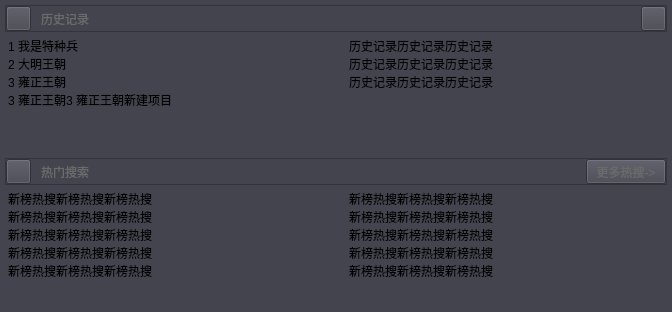
huizhang556/pc-video-player, file VideoPlayer/mainwidget/SearchForm.ui: the form before one commit.
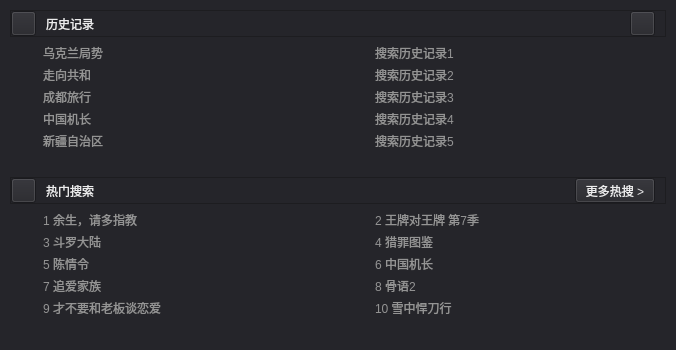
The form after the commit. Icons and pictures are not drawn.

Commit message: 添加历史记录

```diff
--- a/VideoPlayer/mainwidget/SearchForm.ui
+++ b/VideoPlayer/mainwidget/SearchForm.ui
@@ -6,43 +6,43 @@
    <rect>
     <x>0</x>
     <y>0</y>
-    <width>672</width>
-    <height>312</height>
+    <width>676</width>
+    <height>350</height>
    </rect>
   </property>
   <property name="minimumSize">
    <size>
-    <width>0</width>
-    <height>300</height>
+    <width>300</width>
+    <height>312</height>
    </size>
   </property>
   <property name="maximumSize">
    <size>
     <width>16777215</width>
-    <height>330</height>
+    <height>350</height>
    </size>
   </property>
   <property name="windowTitle">
    <string>Form</string>
   </property>
   <property name="styleSheet">
-   <string notr="true">background-color: #44444f;</string>
+   <string notr="true">background-color: #25252a;</string>
   </property>
   <layout class="QVBoxLayout" name="verticalLayout_2">
    <property name="spacing">
-    <number>5</number>
+    <number>10</number>
    </property>
    <property name="leftMargin">
-    <number>5</number>
+    <number>10</number>
    </property>
    <property name="topMargin">
-    <number>5</number>
+    <number>10</number>
    </property>
    <property name="rightMargin">
-    <number>5</number>
+    <number>10</number>
    </property>
    <property name="bottomMargin">
-    <number>5</number>
+    <number>10</number>
    </property>
    <item>
     <layout class="QVBoxLayout" name="verticalLayout">
@@ -108,7 +108,7 @@
             <property name="styleSheet">
              <string notr="true">QLabel
 {
-color: rgb(107, 107, 107);
+color:#ececed;
 font: 11pt &quot;楷体&quot;;
 }</string>
             </property>
@@ -152,6 +152,22 @@
             </property>
            </widget>
           </item>
+          <item>
+           <spacer name="horizontalSpacer_3">
+            <property name="orientation">
+             <enum>Qt::Horizontal</enum>
+            </property>
+            <property name="sizeType">
+             <enum>QSizePolicy::Fixed</enum>
+            </property>
+            <property name="sizeHint" stdset="0">
+             <size>
+              <width>10</width>
+              <height>20</height>
+             </size>
+            </property>
+           </spacer>
+          </item>
          </layout>
         </item>
        </layout>
@@ -160,35 +176,55 @@
      <item>
       <layout class="QHBoxLayout" name="horizontalLayout_5">
        <property name="spacing">
-        <number>20</number>
+        <number>8</number>
        </property>
        <item>
         <widget class="QListWidget" name="listWidget">
          <property name="styleSheet">
           <string notr="true">QListWidget
 {
+padding-left:30px;
 border:none;
-font: 11pt &quot;楷体&quot;;
+font: 12pt &quot;楷体&quot;;
+color: rgb(148, 148, 148);
+}
+
+QListWidget::item
+{
+min-height:22px;
+
+}
+
+QListWidget::item:hover
+{
+background-color: rgb(79, 79, 79);
+font: 12pt &quot;楷体&quot;;
+color: rgb(11, 11, 11);
 }</string>
          </property>
          <item>
           <property name="text">
-           <string>1 我是特种兵</string>
+           <string>乌克兰局势</string>
           </property>
          </item>
          <item>
           <property name="text">
-           <string>2 大明王朝</string>
+           <string>走向共和</string>
           </property>
          </item>
          <item>
           <property name="text">
-           <string>3 雍正王朝</string>
+           <string>成都旅行</string>
           </property>
          </item>
          <item>
           <property name="text">
-           <string>3 雍正王朝3 雍正王朝新建项目</string>
+           <string>中国机长</string>
+          </property>
+         </item>
+         <item>
+          <property name="text">
+           <string>新疆自治区</string>
           </property>
          </item>
         </widget>
@@ -198,23 +234,48 @@
          <property name="styleSheet">
           <string notr="true">QListWidget
 {
+padding-left:30px;
 border:none;
-font: 11pt &quot;楷体&quot;;
+font: 12pt &quot;楷体&quot;;
+color: rgb(148, 148, 148);
+}
+
+QListWidget::item
+{
+min-height:22px;
+
+}
+
+QListWidget::item:hover
+{
+background-color: rgb(79, 79, 79);
+font: 12pt &quot;楷体&quot;;
+color: rgb(11, 11, 11);
 }</string>
          </property>
          <item>
           <property name="text">
-           <string>历史记录历史记录历史记录</string>
+           <string>搜索历史记录1</string>
           </property>
          </item>
          <item>
           <property name="text">
-           <string>历史记录历史记录历史记录</string>
+           <string>搜索历史记录2</string>
           </property>
          </item>
          <item>
           <property name="text">
-           <string>历史记录历史记录历史记录</string>
+           <string>搜索历史记录3</string>
+          </property>
+         </item>
+         <item>
+          <property name="text">
+           <string>搜索历史记录4</string>
+          </property>
+         </item>
+         <item>
+          <property name="text">
+           <string>搜索历史记录5</string>
           </property>
          </item>
         </widget>
@@ -277,7 +338,7 @@
             <property name="styleSheet">
              <string notr="true">QLabel
 {
-color: rgb(107, 107, 107);
+color:#ececed;
 font: 11pt &quot;楷体&quot;;
 }</string>
             </property>
@@ -316,8 +377,10 @@
             <property name="styleSheet">
              <string notr="true">QPushButton
 {
-color: rgb(107, 107, 107);
+color:#ececed;
 font: 11pt &quot;楷体&quot;;
+background-color: rgb(37, 37, 42);
+/*text-decoration:underline;*/
 }
 
 QPushButton:hover
@@ -330,10 +393,26 @@
 </string>
             </property>
             <property name="text">
-             <string>更多热搜-&gt;</string>
+             <string>更多热搜 &gt;</string>
             </property>
            </widget>
           </item>
+          <item>
+           <spacer name="horizontalSpacer_4">
+            <property name="orientation">
+             <enum>Qt::Horizontal</enum>
+            </property>
+            <property name="sizeType">
+             <enum>QSizePolicy::Fixed</enum>
+            </property>
+            <property name="sizeHint" stdset="0">
+             <size>
+              <width>10</width>
+              <height>20</height>
+             </size>
+            </property>
+           </spacer>
+          </item>
          </layout>
         </item>
        </layout>
@@ -342,40 +421,55 @@
      <item>
       <layout class="QHBoxLayout" name="horizontalLayout_6">
        <property name="spacing">
-        <number>20</number>
+        <number>8</number>
        </property>
        <item>
         <widget class="QListWidget" name="listWidget_4">
          <property name="styleSheet">
           <string notr="true">QListWidget
 {
+padding-left:30px;
 border:none;
-font: 11pt &quot;楷体&quot;;
+font: 12pt &quot;楷体&quot;;
+color: rgb(148, 148, 148);
+}
+
+QListWidget::item
+{
+min-height:22px;
+
+}
+
+QListWidget::item:hover
+{
+background-color: rgb(79, 79, 79);
+font: 12pt &quot;楷体&quot;;
+color: rgb(11, 11, 11);
 }</string>
          </property>
          <item>
           <property name="text">
-           <string>新榜热搜新榜热搜新榜热搜</string>
+           <string>1 余生，请多指教</string>
           </property>
          </item>
          <item>
           <property name="text">
-           <string>新榜热搜新榜热搜新榜热搜</string>
+           <string>3 斗罗大陆</string>
           </property>
          </item>
          <item>
           <property name="text">
-           <string>新榜热搜新榜热搜新榜热搜</string>
+           <string>5 陈情令</string>
           </property>
          </item>
          <item>
           <property name="text">
-           <string>新榜热搜新榜热搜新榜热搜</string>
+           <string>7 追爱家族</string>
           </property>
          </item>
          <item>
           <property name="text">
-           <string>新榜热搜新榜热搜新榜热搜</string>
+           <string>9 才不要和老板谈恋爱</string>
           </property>
          </item>
         </widget>
@@ -385,33 +479,48 @@
          <property name="styleSheet">
           <string notr="true">QListWidget
 {
+padding-left:30px;
 border:none;
-font: 11pt &quot;楷体&quot;;
+font: 12pt &quot;楷体&quot;;
+color: rgb(148, 148, 148);
+}
+
+QListWidget::item
+{
+min-height:22px;
+
+}
+
+QListWidget::item:hover
+{
+background-color: rgb(79, 79, 79);
+font: 12pt &quot;楷体&quot;;
+color: rgb(11, 11, 11);
 }</string>
          </property>
          <item>
           <property name="text">
-           <string>新榜热搜新榜热搜新榜热搜</string>
+           <string>2 王牌对王牌 第7季</string>
           </property>
          </item>
          <item>
           <property name="text">
-           <string>新榜热搜新榜热搜新榜热搜</string>
+           <string>4 猎罪图鉴</string>
           </property>
          </item>
          <item>
           <property name="text">
-           <string>新榜热搜新榜热搜新榜热搜</string>
+           <string>6 中国机长</string>
           </property>
          </item>
          <item>
           <property name="text">
-           <string>新榜热搜新榜热搜新榜热搜</string>
+           <string>8 骨语2</string>
           </property>
          </item>
          <item>
           <property name="text">
-           <string>新榜热搜新榜热搜新榜热搜</string>
+           <string>10 雪中悍刀行</string>
           </property>
          </item>
         </widget>
```
Left out of the diff: 19 changed lines with no effect on the pictures. The commit also changes 20 other files.
